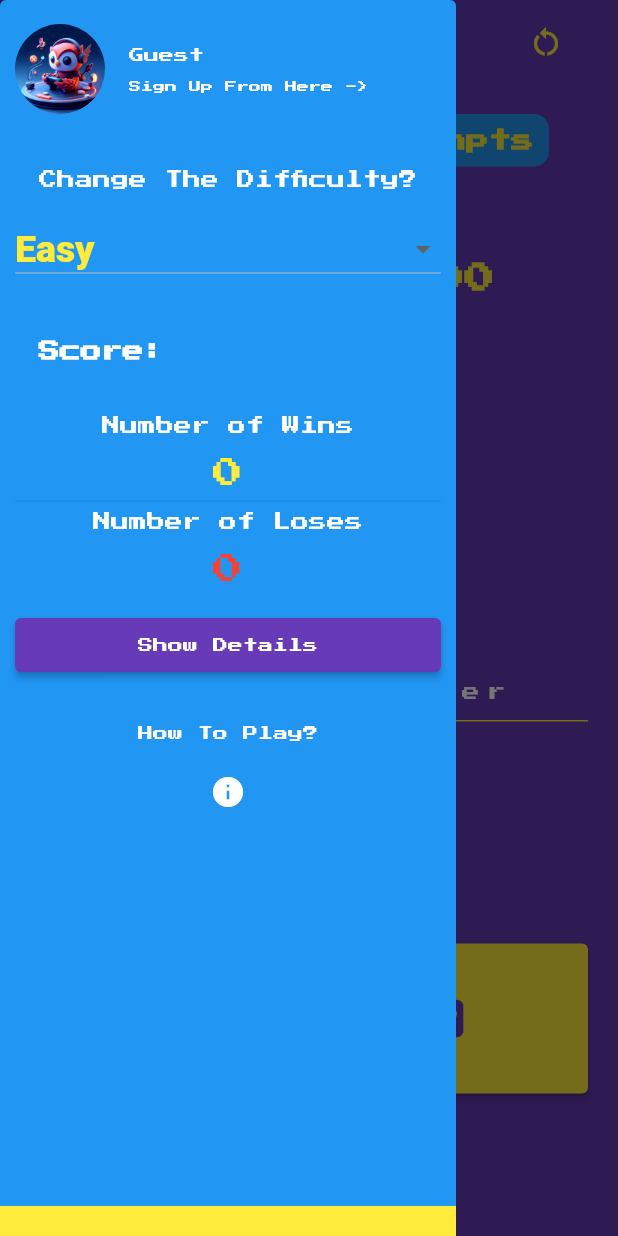
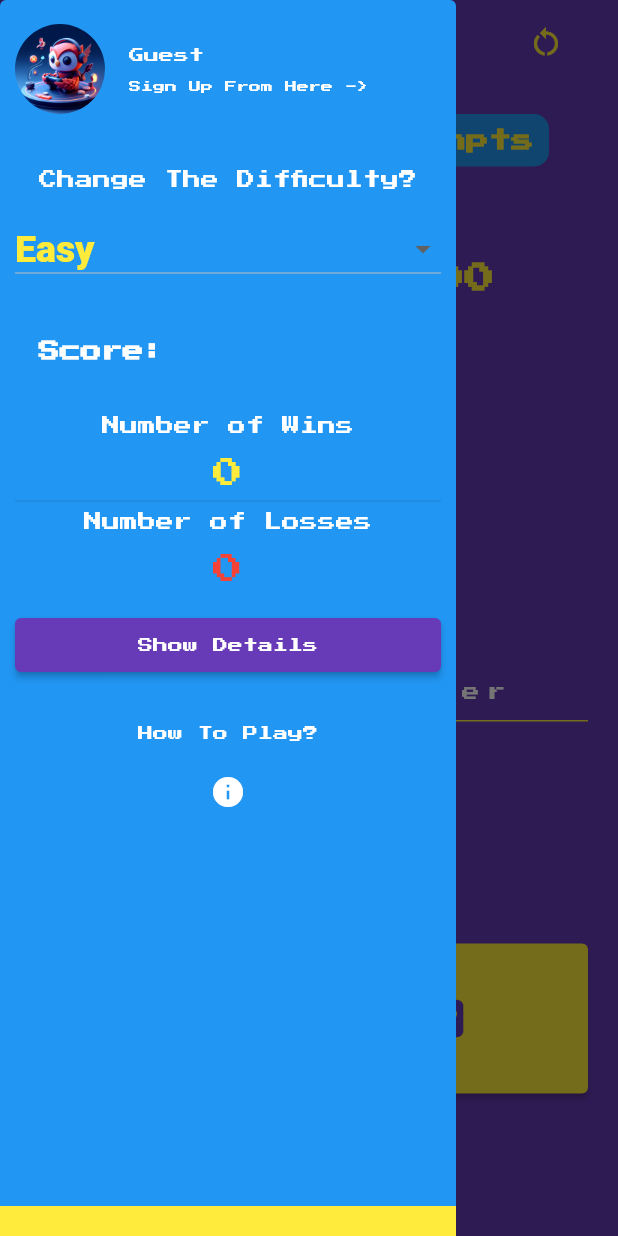
Before and after one commit to Mhmd12z/Guess_The_Number_Mobile_App, a Flutter app: the screen it shows after launch, with the side drawer open, on a phone screen of 412 x 824 dp. Run offline on Flutter 3.47's test engine with Material 2 defaults, Android fonts, the phone set to English and light mode, and no system bars.

Commit message:
Grammatical Correction

```diff
--- a/lib/home.dart
+++ b/lib/home.dart
@@ -287,7 +287,7 @@ class _HomePageState extends State<HomePage> {
                   child: Divider(),
                 ),
                 const Text(
-                  "Number of Loses",
+                  "Number of Losses",
                   textAlign: TextAlign.center,
                   style: TextStyle(color: Colors.white, fontSize: 12.0),
                 ),
```
